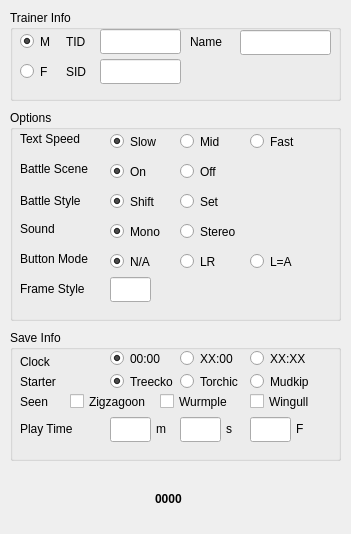
First picture: the form in Source/Forms/Gen3/Tools/JirachiChecksum.ui, repository Admiral-Fish/PokeFinder, before the edit.
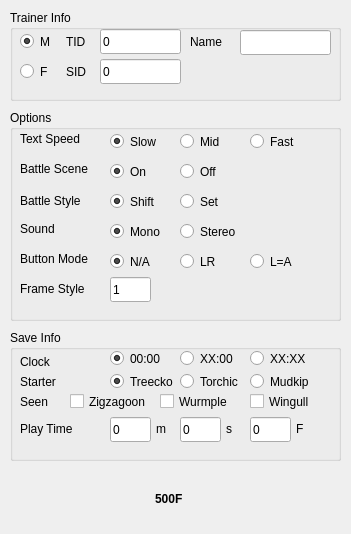
Second picture: the form after the edit. Custom widgets are drawn as their Qt base class.

Commit message: Add Jirachi Checksum Generator

```diff
--- a/Source/Forms/Gen3/Tools/JirachiChecksum.ui
+++ b/Source/Forms/Gen3/Tools/JirachiChecksum.ui
@@ -79,7 +79,7 @@
      <string/>
     </property>
     <property name="text">
-     <string notr="true"/>
+     <string notr="true">0</string>
     </property>
     <property name="maxLength">
      <number>10</number>
@@ -124,7 +124,7 @@
      <string/>
     </property>
     <property name="text">
-     <string notr="true"/>
+     <string notr="true">0</string>
     </property>
     <property name="maxLength">
      <number>10</number>
@@ -392,7 +392,7 @@
      <string/>
     </property>
     <property name="text">
-     <string notr="true"/>
+     <string notr="true">0</string>
     </property>
     <property name="maxLength">
      <number>10</number>
@@ -411,7 +411,7 @@
      <string/>
     </property>
     <property name="text">
-     <string notr="true"/>
+     <string notr="true">0</string>
     </property>
     <property name="maxLength">
      <number>10</number>
@@ -430,7 +430,7 @@
      <string/>
     </property>
     <property name="text">
-     <string notr="true"/>
+     <string notr="true">0</string>
     </property>
     <property name="maxLength">
      <number>10</number>
@@ -763,7 +763,7 @@
      <string/>
     </property>
     <property name="text">
-     <string notr="true"/>
+     <string notr="true">1</string>
     </property>
     <property name="maxLength">
      <number>10</number>
@@ -865,7 +865,7 @@
     </font>
    </property>
    <property name="text">
-    <string>0000</string>
+    <string>500F</string>
    </property>
   </widget>
  </widget>
```
Left out of the diff: 8 changed lines with no effect on the pictures. The commit also changes 2 other files.
